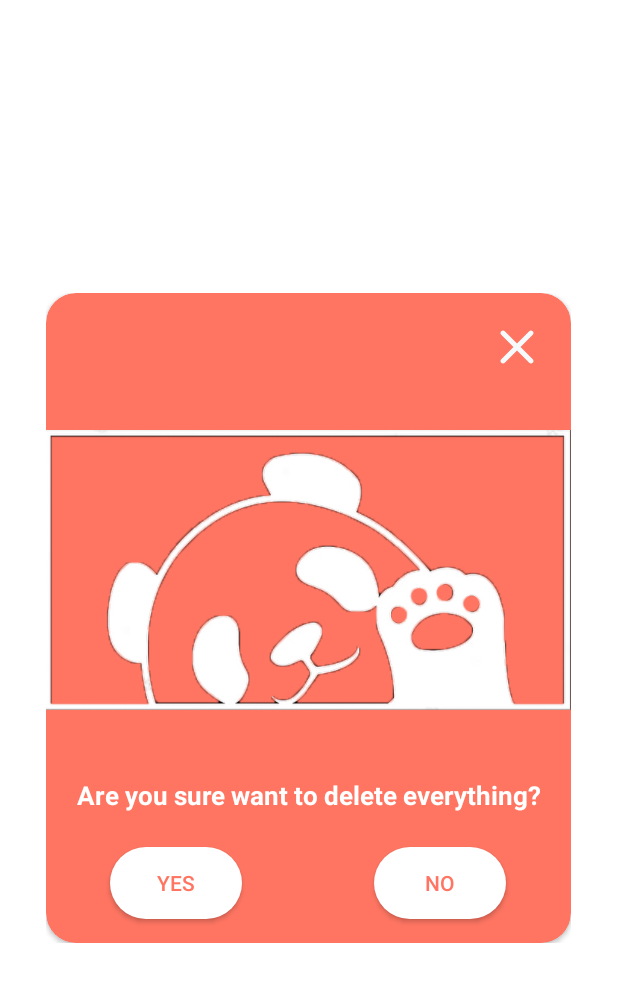
After one commit to TothTamasMI/PandaNotes, an Android app: the layout delete_dialog_layout.xml on its own in the app's theme, with its tools: preview values and no code run, on a phone screen of 412 x 824 dp. The commit adds this screen. Shown: the top 982 px of the screen. Run offline under Robolectric (Android 15) with nearby library versions, the phone set to English and light mode, and no system bars.

Commit message:
Customized alert dialog for deleteAllNotes

```diff
--- a/app/build.gradle
+++ b/app/build.gradle
@@ -43,6 +43,7 @@ dependencies {
     implementation 'androidx.appcompat:appcompat:1.6.0'
     implementation 'com.google.android.material:material:1.8.0'
     implementation 'androidx.constraintlayout:constraintlayout:2.1.4'
+    implementation 'com.google.android.material:material:1.8.0'
     testImplementation 'junit:junit:4.13.2'
     androidTestImplementation 'androidx.test.ext:junit:1.1.5'
     androidTestImplementation 'androidx.test.espresso:espresso-core:3.5.1'
--- a/app/src/main/java/com/example/pandanotes/fragments/ListFragment.kt
+++ b/app/src/main/java/com/example/pandanotes/fragments/ListFragment.kt
@@ -1,11 +1,13 @@
 package com.example.pandanotes.fragments
 
 import android.app.AlertDialog
+import android.app.Dialog
 import android.os.Bundle
 import androidx.fragment.app.Fragment
 import android.view.LayoutInflater
 import android.view.View
 import android.view.ViewGroup
+import android.widget.Button
 import android.widget.Toast
 import androidx.activity.addCallback
 import androidx.lifecycle.Observer
@@ -14,6 +16,7 @@ import androidx.recyclerview.widget.LinearLayoutManager
 import com.example.pandanotes.ListAdapter
 import com.example.pandanotes.R
 import com.example.pandanotes.data.NoteDatabase
+import kotlinx.android.synthetic.main.delete_dialog_layout.view.*
 import kotlinx.android.synthetic.main.fragment_add.view.*
 import kotlinx.android.synthetic.main.fragment_list2.view.*
 import kotlinx.android.synthetic.main.fragment_update.view.*
@@ -60,7 +63,7 @@ class ListFragment : Fragment() {
     }
 
     private fun deleteAllNote(){
-        val builder = AlertDialog.Builder(requireContext())
+        /*val builder = AlertDialog.Builder(requireContext())
         builder.setPositiveButton("Yes"){_,_ ->
             GlobalScope.launch(Dispatchers.Main) {
                 noteDb.noteDao().deleteAllNote()
@@ -70,7 +73,24 @@ class ListFragment : Fragment() {
         builder.setNegativeButton("No"){_,_ -> }
         builder.setTitle("Delete everything")
         builder.setMessage("Are you sure want to delete everything?")
-        builder.create().show()
+        builder.create().show()*/
+
+        val builder = AlertDialog.Builder(requireContext(), R.style.CustomAlertDialog)
+            .create()
+        val view = layoutInflater.inflate(R.layout.delete_dialog_layout,null)
+        builder.setView(view)
+        view.buttonExit.setOnClickListener {
+            builder.dismiss()
+        }
+        view.buttonNo.setOnClickListener {  builder.dismiss()}
+        view.buttonYes.setOnClickListener {
+            GlobalScope.launch(Dispatchers.Main) {
+                noteDb.noteDao().deleteAllNote()
+            }
+            Toast.makeText(requireContext(), "Successfully deleted everything!", Toast.LENGTH_LONG).show()
+            builder.dismiss()
+        }
+        builder.show()
     }
 
 }
--- /dev/null
+++ b/app/src/main/res/drawable/ic_close.xml
@@ -0,0 +1,5 @@
+<vector android:height="24dp" android:tint="#F6FAFB"
+    android:viewportHeight="24" android:viewportWidth="24"
+    android:width="24dp" xmlns:android="http://schemas.android.com/apk/res/android">
+    <path android:fillColor="@android:color/white" android:pathData="M19,6.41L17.59,5 12,10.59 6.41,5 5,6.41 10.59,12 5,17.59 6.41,19 12,13.41 17.59,19 19,17.59 13.41,12z"/>
+</vector>
--- /dev/null
+++ b/app/src/main/res/drawable/ic_delete.xml
@@ -0,0 +1,5 @@
+<vector android:height="24dp" android:tint="#F6FAFB"
+    android:viewportHeight="24" android:viewportWidth="24"
+    android:width="24dp" xmlns:android="http://schemas.android.com/apk/res/android">
+    <path android:fillColor="@android:color/white" android:pathData="M6,19c0,1.1 0.9,2 2,2h8c1.1,0 2,-0.9 2,-2V7H6v12zM19,4h-3.5l-1,-1h-5l-1,1H5v2h14V4z"/>
+</vector>
--- /dev/null
+++ b/app/src/main/res/drawable/ic_round_close.xml
@@ -0,0 +1,5 @@
+<vector android:height="40dp" android:tint="#F6FAFB"
+    android:viewportHeight="24" android:viewportWidth="24"
+    android:width="40dp" xmlns:android="http://schemas.android.com/apk/res/android">
+    <path android:fillColor="@android:color/white" android:pathData="M18.3,5.71c-0.39,-0.39 -1.02,-0.39 -1.41,0L12,10.59 7.11,5.7c-0.39,-0.39 -1.02,-0.39 -1.41,0 -0.39,0.39 -0.39,1.02 0,1.41L10.59,12 5.7,16.89c-0.39,0.39 -0.39,1.02 0,1.41 0.39,0.39 1.02,0.39 1.41,0L12,13.41l4.89,4.89c0.39,0.39 1.02,0.39 1.41,0 0.39,-0.39 0.39,-1.02 0,-1.41L13.41,12l4.89,-4.89c0.38,-0.38 0.38,-1.02 0,-1.4z"/>
+</vector>
--- /dev/null
+++ b/app/src/main/res/drawable/round_button_shape_white.xml
@@ -0,0 +1,5 @@
+<?xml version="1.0" encoding="utf-8"?>
+<shape xmlns:android="http://schemas.android.com/apk/res/android">
+    <corners  android:radius="50dp"/>
+    <solid android:color="@color/white"></solid>
+</shape>
--- /dev/null
+++ b/app/src/main/res/layout/delete_dialog_layout.xml
@@ -0,0 +1,98 @@
+<?xml version="1.0" encoding="utf-8"?>
+<androidx.constraintlayout.widget.ConstraintLayout xmlns:android="http://schemas.android.com/apk/res/android"
+    xmlns:tools="http://schemas.android.com/tools"
+    android:layout_width="350dp"
+    android:layout_height="wrap_content"
+    xmlns:app="http://schemas.android.com/apk/res-auto"
+    android:layout_gravity="center">
+
+    <androidx.cardview.widget.CardView
+        android:layout_width="match_parent"
+        android:layout_height="match_parent"
+        app:cardBackgroundColor="#FF7562"
+        app:cardCornerRadius="20dp">
+
+    <androidx.constraintlayout.widget.ConstraintLayout
+        android:layout_width="match_parent"
+
+        android:layout_height="match_parent">
+
+        <ImageView
+            android:id="@+id/imageView"
+            android:layout_width="wrap_content"
+            android:layout_height="wrap_content"
+            app:srcCompat="@drawable/panda_delete_picture"
+            tools:ignore="MissingConstraints"
+            tools:layout_editor_absoluteX="0dp"
+            tools:layout_editor_absoluteY="1dp" />
+
+        <androidx.appcompat.widget.AppCompatImageButton
+            android:id="@+id/buttonExit"
+            android:layout_width="wrap_content"
+            android:layout_height="wrap_content"
+            android:layout_marginTop="16dp"
+            android:layout_marginEnd="16dp"
+            android:background="@drawable/round_button_shape"
+            app:layout_constraintEnd_toEndOf="parent"
+            app:layout_constraintTop_toTopOf="parent"
+            app:srcCompat="@drawable/ic_round_close" />
+
+        <TextView
+            android:id="@+id/textView4"
+            android:layout_width="wrap_content"
+            android:layout_height="wrap_content"
+            android:text="Are you sure want to delete everything?"
+            android:textColor="#FFF"
+            android:textStyle="bold"
+            android:textSize="17dp"
+            app:layout_constraintBottom_toBottomOf="parent"
+            app:layout_constraintEnd_toEndOf="parent"
+            app:layout_constraintStart_toStartOf="parent"
+            app:layout_constraintTop_toTopOf="parent"
+            app:layout_constraintVertical_bias="0.788" />
+
+        <androidx.appcompat.widget.AppCompatButton
+            android:id="@+id/buttonNo"
+            android:layout_width="wrap_content"
+            android:layout_height="wrap_content"
+            android:layout_marginBottom="16dp"
+            android:background="@drawable/round_button_shape_white"
+            android:text="no"
+            android:textColor="@color/red"
+            app:layout_constraintBottom_toBottomOf="parent"
+            app:layout_constraintEnd_toEndOf="parent"
+            app:layout_constraintHorizontal_bias="0.494"
+            app:layout_constraintStart_toEndOf="@+id/divider2"
+            app:layout_constraintTop_toBottomOf="@+id/imageView"
+            app:layout_constraintVertical_bias="0.0" />
+
+        <androidx.appcompat.widget.AppCompatButton
+            android:id="@+id/buttonYes"
+            android:layout_width="wrap_content"
+            android:layout_height="wrap_content"
+            android:layout_marginBottom="16dp"
+            android:background="@drawable/round_button_shape_white"
+            android:text="yes"
+            android:textColor="@color/red"
+            app:layout_constraintBottom_toBottomOf="parent"
+            app:layout_constraintEnd_toStartOf="@+id/divider2"
+            app:layout_constraintHorizontal_bias="0.494"
+            app:layout_constraintVertical_bias="0.0"
+            app:layout_constraintStart_toStartOf="parent"
+            app:layout_constraintTop_toBottomOf="@+id/imageView" />
+
+        <View
+            android:id="@+id/divider2"
+            android:layout_width="1dp"
+            android:layout_height="415dp"
+            android:background="?android:attr/listDivider"
+            android:visibility="invisible"
+            app:layout_constraintBottom_toBottomOf="parent"
+            app:layout_constraintEnd_toEndOf="parent"
+            app:layout_constraintStart_toStartOf="parent"
+            app:layout_constraintTop_toTopOf="parent"
+            tools:ignore="MissingConstraints" />
+    </androidx.constraintlayout.widget.ConstraintLayout>
+    </androidx.cardview.widget.CardView>
+
+</androidx.constraintlayout.widget.ConstraintLayout>
--- a/app/src/main/res/values/themes.xml
+++ b/app/src/main/res/values/themes.xml
@@ -13,4 +13,8 @@
         <item name="android:statusBarColor" tools:targetApi="l">?attr/colorPrimaryVariant</item>
         <!-- Customize your theme here. -->
     </style>
+
+    <style name="CustomAlertDialog" parent="Theme.AppCompat.Light.Dialog.Alert">
+        <item name="android:windowBackground">@drawable/round_button_shape</item>
+    </style>
 </resources>
```
Also changed, not shown: app/src/main/res/drawable/panda_delete_picture.jpg (added).
